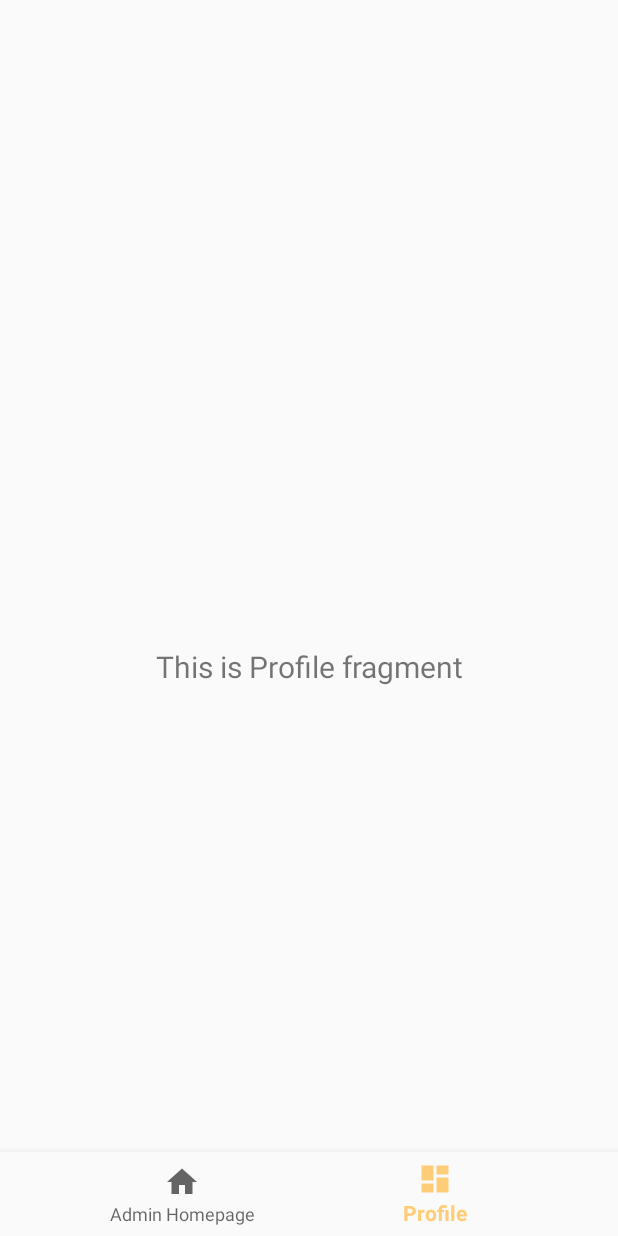
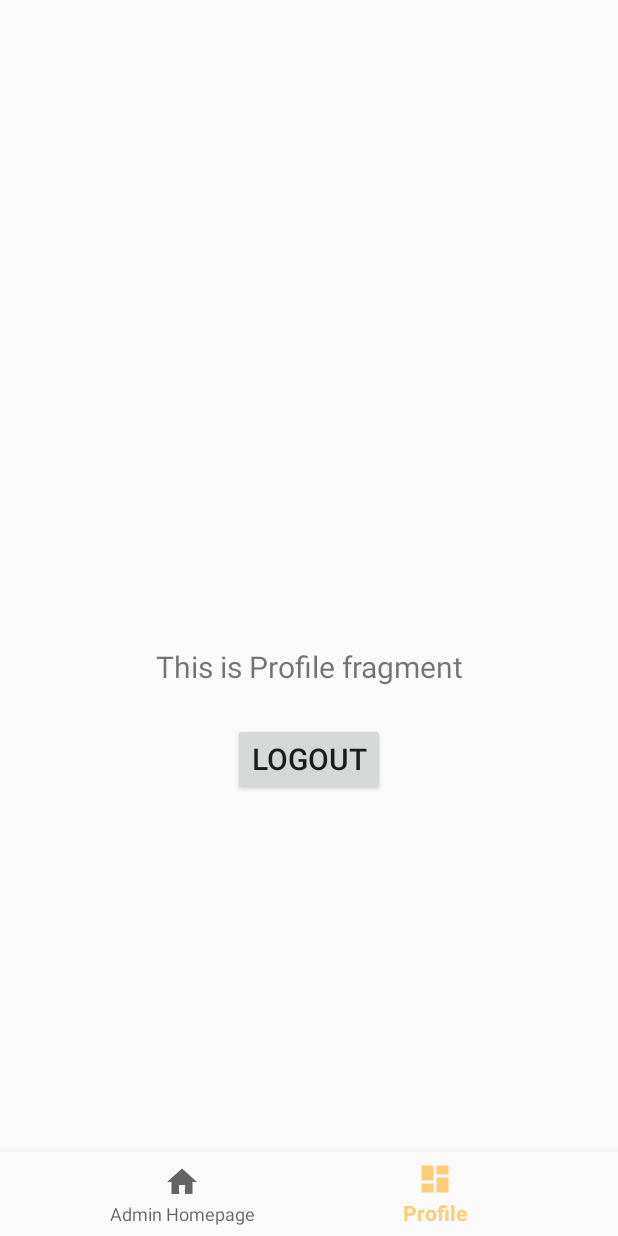
Before and after one commit to Astroleander/uta-assignment-project-team-4, an Android app: the ProfileFragment screen opened through its navigation route, on a phone screen of 412 x 824 dp. Run offline under Robolectric (Android 15) with nearby library versions, the phone set to English and light mode, and no system bars; our stand-ins replace navigation-ui.

Commit message:
Added loggout button

```diff
--- a/project_new/app/src/main/java/mavs/uta/team4carental/ui/MainActivity.java
+++ b/project_new/app/src/main/java/mavs/uta/team4carental/ui/MainActivity.java
@@ -68,15 +68,18 @@ public class MainActivity extends AppCompatActivity {
         switch (result) {
             case "User":
                 startActivity(new Intent(this, UserActivity.class));
+                finish();
                 break;
             case "Admin":
                 startActivity(new Intent(this, AdminActivity.class));
+                finish();
                 break;
             case "Manager":
                 startActivity(new Intent(this, ManagerActivity.class));
+                finish();
                 break;
             default:
-                Toast.makeText(this, "Incorrectly inputs!", Toast.LENGTH_LONG).show();
+                Toast.makeText(this, "Incorrectly Inputs!", Toast.LENGTH_LONG).show();
         }
     }
 }
--- a/project_new/app/src/main/java/mavs/uta/team4carental/ui/profile/ProfileFragment.java
+++ b/project_new/app/src/main/java/mavs/uta/team4carental/ui/profile/ProfileFragment.java
@@ -1,9 +1,14 @@
 package mavs.uta.team4carental.ui.profile;
 
+import android.app.Activity;
+import android.content.Context;
+import android.content.Intent;
 import android.os.Bundle;
+import android.util.Log;
 import android.view.LayoutInflater;
 import android.view.View;
 import android.view.ViewGroup;
+import android.widget.Button;
 import android.widget.TextView;
 
 import androidx.annotation.NonNull;
@@ -12,23 +17,51 @@ import androidx.fragment.app.Fragment;
 import androidx.lifecycle.Observer;
 import androidx.lifecycle.ViewModelProviders;
 import mavs.uta.team4carental.R;
+import mavs.uta.team4carental.ui.MainActivity;
 
 public class ProfileFragment extends Fragment {
+// ↓ elegant but complex way
+//    /* 与 activity 通信 */
+//    private ProfileListener activityCallback;
+//    public interface ProfileListener {
+//        public void onLogout();
+//    }
+//    public void setProfileListener(ProfileListener callback) {
+//        this.activityCallback = callback;
+//    }
 
-    private ProfileViewModel dashboardViewModel;
+    private ProfileViewModel profileViewModel;
+    private View root;
 
     public View onCreateView(@NonNull LayoutInflater inflater,
                              ViewGroup container, Bundle savedInstanceState) {
-        dashboardViewModel =
+
+        this.bindView(inflater, container);
+        this.bindViewModel();
+        return root;
+    }
+
+    private void bindView(LayoutInflater inflater, ViewGroup container) {
+        this.root = inflater.inflate(R.layout.fragment_profile, container, false);
+
+        Button logoutButton = root.findViewById(R.id.logout);
+        Log.d("logoutButton", logoutButton.toString());
+        logoutButton.setOnClickListener(v -> {
+            startActivity(new Intent(this.getContext(), MainActivity.class));
+            Activity activity = getActivity();
+            if (activity != null) activity.finish();
+        });
+    }
+
+    private void bindViewModel() {
+        final TextView textView = root.findViewById(R.id.text_dashboard);
+        profileViewModel =
                 ViewModelProviders.of(this).get(ProfileViewModel.class);
-        View root = inflater.inflate(R.layout.fragment_admin, container, false);
-        final TextView textView = root.findViewById(R.id.text_dashboard);
-        dashboardViewModel.getText().observe(getViewLifecycleOwner(), new Observer<String>() {
+        profileViewModel.getText().observe(getViewLifecycleOwner(), new Observer<String>() {
             @Override
             public void onChanged(@Nullable String s) {
                 textView.setText(s);
             }
         });
-        return root;
     }
 }
--- a/project_new/app/src/main/res/layout/fragment_profile.xml
+++ b/project_new/app/src/main/res/layout/fragment_profile.xml
@@ -19,4 +19,18 @@
         app:layout_constraintEnd_toEndOf="parent"
         app:layout_constraintStart_toStartOf="parent"
         app:layout_constraintTop_toTopOf="parent" />
+
+    <Button
+        android:id="@+id/logout"
+        android:text="@string/action_logout"
+        android:layout_width="wrap_content"
+        android:layout_height="wrap_content"
+        android:layout_marginStart="8dp"
+        android:layout_marginTop="24dp"
+        android:layout_marginEnd="8dp"
+        android:textAlignment="center"
+        android:textSize="20sp"
+        app:layout_constraintEnd_toEndOf="parent"
+        app:layout_constraintStart_toStartOf="parent"
+        app:layout_constraintTop_toBottomOf="@id/text_dashboard" />
 </androidx.constraintlayout.widget.ConstraintLayout>
--- a/project_new/app/src/main/res/values/strings_general.xml
+++ b/project_new/app/src/main/res/values/strings_general.xml
@@ -3,4 +3,5 @@
     <string name="previous">Previous</string>
 
     <string name="title_form_role">Role: </string>
+    <string name="action_logout">Logout</string>
 </resources>
```
